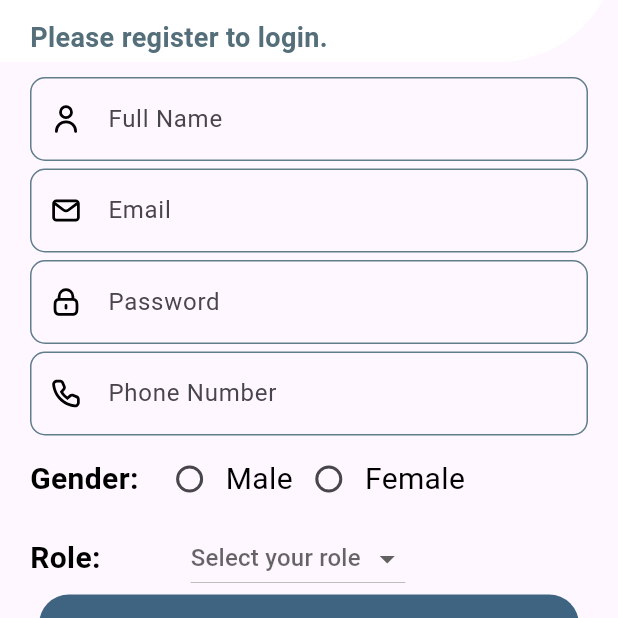
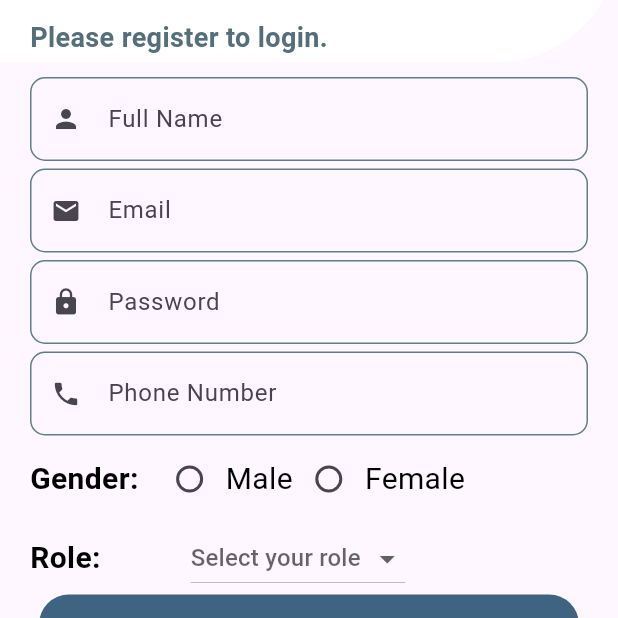
Before and after one commit to MalakJawabreh/software_project, a Flutter app: the Register screen opened directly, on a phone screen of 412 x 824 dp, the part 328-946 px from its top. Run offline on Flutter 3.47's test engine with Material 3 defaults, Android fonts, the phone set to English and light mode, and no system bars; our stand-ins replace flutter_svg, jwt_decoder, shared_preferences; accounts and stored records are empty.

Commit message:
new update For Icons Login and SignUp

```diff
--- a/lib/onbording_screen.dart
+++ b/lib/onbording_screen.dart
@@ -260,7 +260,7 @@ class OnboardContent extends StatelessWidget {
                   : FontWeight.w900
           ),
         ),
-         SizedBox(height: _pageIndex == 0 ? 10:40),
+        SizedBox(height: _pageIndex == 0 ? 10:40),
         Text(
           description,
           textAlign: TextAlign.left,
--- a/lib/register.dart
+++ b/lib/register.dart
@@ -341,19 +341,19 @@ class _RegisterState extends State<Register> {
   Widget _getIconForField(String label) {
     switch (label) {
       case "Full Name":
-        return SvgPicture.asset('imagess/userrrrr.svg', width: 20, height: 20);
+        return Icon(Icons.person, size: 20);  // أيقونة المستخدم
       case "Email":
-        return SvgPicture.asset('imagess/email.svg', width: 20, height: 20);
+        return Icon(Icons.email, size: 20);   // أيقونة البريد الإلكتروني
       case "Password":
-        return SvgPicture.asset('imagess/lock.svg', width: 20, height: 20);
+        return Icon(Icons.lock, size: 20);    // أيقونة القفل
       case "Phone Number":
-        return SvgPicture.asset('imagess/phone.svg', width: 20, height: 20);
+        return Icon(Icons.phone, size: 20);   // أيقونة الهاتف
       case "Car Number":
         return SvgPicture.asset('imagess/car_num.svg', width: 24, height: 40);
       case "Car Type":
-        return SvgPicture.asset('imagess/car.svg', width: 24, height: 40);
+        return Icon(Icons.car_repair, size: 30);   // أيقونة نوع السيارة
       default:
-        return Container();
+        return Container();  // إذا لم يكن هناك تطابق، يتم إرجاع حاوية فارغة
     }
   }
 }
```
Also changed, not shown: lib/login.dart (+4 -3 lines), lib/main.dart (line endings or trailing spaces), lib/passenger_dashboard.dart (line endings or trailing spaces).
